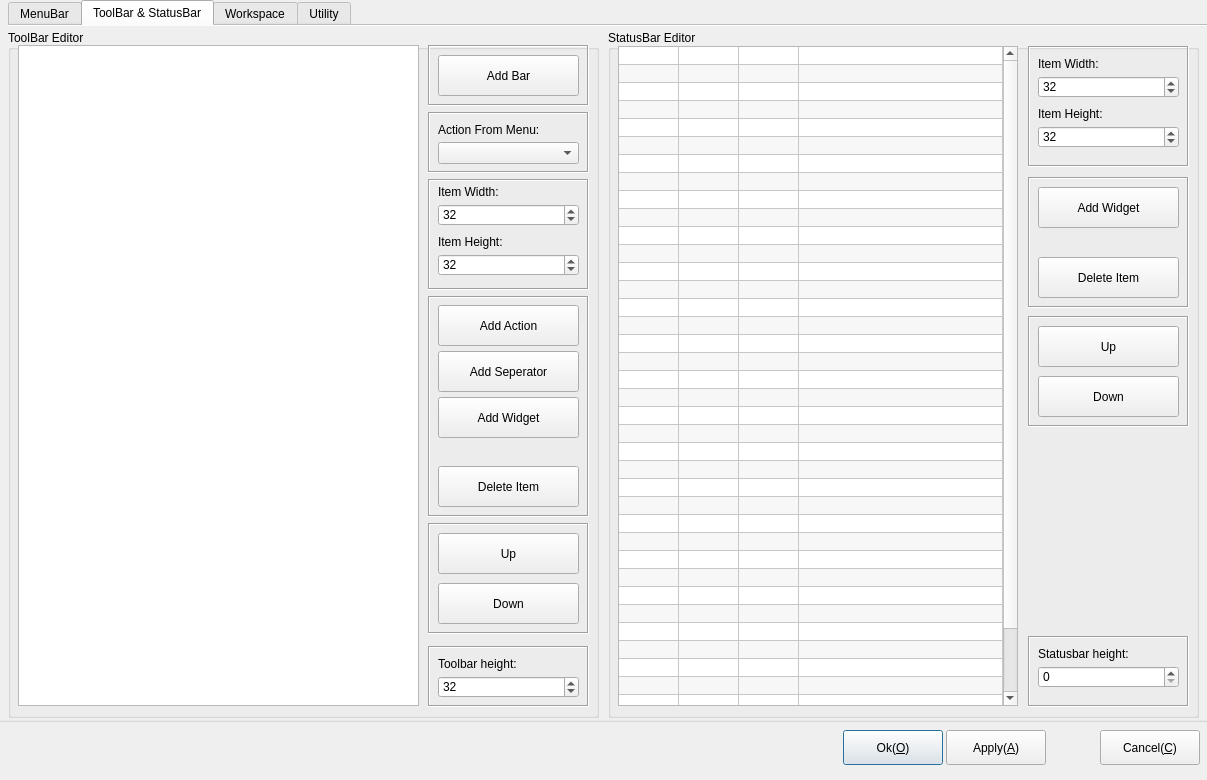
Qt form src/QCPF_Plugins/QCPF_ViewEditor/ViewEditor.ui (Jamie-tong/QCPFrame) before a commit.
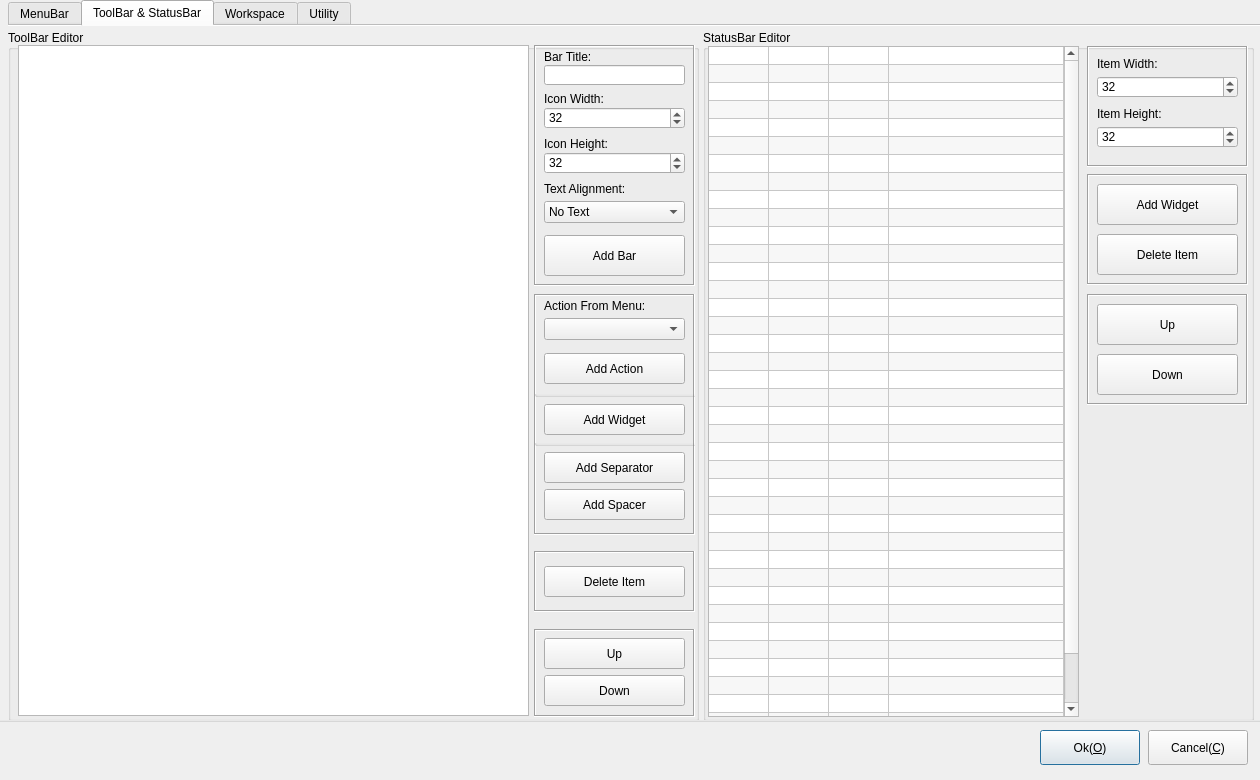
The same form after that commit. Icons and pictures are not drawn.

Commit message: update core to 1.0.0.4 and view model to 1.0.0.5, details is in Update Log.docx

```diff
--- a/src/QCPF_Plugins/QCPF_ViewEditor/ViewEditor.ui
+++ b/src/QCPF_Plugins/QCPF_ViewEditor/ViewEditor.ui
@@ -6,7 +6,7 @@
    <rect>
     <x>0</x>
     <y>0</y>
-    <width>1207</width>
+    <width>1260</width>
     <height>780</height>
    </rect>
   </property>
@@ -23,7 +23,7 @@
   <widget class="QPushButton" name="btnOk">
    <property name="geometry">
     <rect>
-     <x>843</x>
+     <x>1040</x>
      <y>730</y>
      <width>100</width>
      <height>35</height>
@@ -42,7 +42,7 @@
   <widget class="QPushButton" name="btnCancel">
    <property name="geometry">
     <rect>
-     <x>1100</x>
+     <x>1148</x>
      <y>730</y>
      <width>100</width>
      <height>35</height>
@@ -58,31 +58,12 @@
     <string>Cancel(&amp;C)</string>
    </property>
   </widget>
-  <widget class="QPushButton" name="btnApply">
-   <property name="geometry">
-    <rect>
-     <x>946</x>
-     <y>730</y>
-     <width>100</width>
-     <height>35</height>
-    </rect>
-   </property>
-   <property name="minimumSize">
-    <size>
-     <width>0</width>
-     <height>35</height>
-    </size>
-   </property>
-   <property name="text">
-    <string>Apply(&amp;A)</string>
-   </property>
-  </widget>
   <widget class="QTabWidget" name="tabWidget">
    <property name="geometry">
     <rect>
      <x>8</x>
      <y>0</y>
-     <width>1200</width>
+     <width>1261</width>
      <height>720</height>
     </rect>
    </property>
@@ -510,59 +491,20 @@
       <rect>
        <x>0</x>
        <y>4</y>
-       <width>591</width>
-       <height>688</height>
+       <width>691</width>
+       <height>691</height>
       </rect>
      </property>
      <property name="title">
       <string>ToolBar Editor</string>
      </property>
-     <widget class="QFrame" name="frame_8">
-      <property name="geometry">
-       <rect>
-        <x>420</x>
-        <y>82</y>
-        <width>161</width>
-        <height>61</height>
-       </rect>
-      </property>
-      <property name="frameShape">
-       <enum>QFrame::Box</enum>
-      </property>
-      <property name="frameShadow">
-       <enum>QFrame::Sunken</enum>
-      </property>
-      <widget class="QComboBox" name="cbActionFromMenu_Toolbar">
-       <property name="geometry">
-        <rect>
-         <x>10</x>
-         <y>30</y>
-         <width>141</width>
-         <height>22</height>
-        </rect>
-       </property>
-      </widget>
-      <widget class="QLabel" name="label_3">
-       <property name="geometry">
-        <rect>
-         <x>10</x>
-         <y>10</y>
-         <width>111</width>
-         <height>16</height>
-        </rect>
-       </property>
-       <property name="text">
-        <string>Action From Menu:</string>
-       </property>
-      </widget>
-     </widget>
      <widget class="QFrame" name="frame_7">
       <property name="geometry">
        <rect>
-        <x>420</x>
-        <y>266</y>
+        <x>526</x>
+        <y>264</y>
         <width>161</width>
-        <height>221</height>
+        <height>241</height>
        </rect>
       </property>
       <property name="frameShape">
@@ -571,194 +513,115 @@
       <property name="frameShadow">
        <enum>QFrame::Sunken</enum>
       </property>
+      <widget class="QPushButton" name="btnAddSeparator_Toolbar">
+       <property name="geometry">
+        <rect>
+         <x>10</x>
+         <y>158</y>
+         <width>141</width>
+         <height>31</height>
+        </rect>
+       </property>
+       <property name="text">
+        <string>Add Separator</string>
+       </property>
+      </widget>
+      <widget class="QPushButton" name="btnAddWidget_Toolbar">
+       <property name="geometry">
+        <rect>
+         <x>10</x>
+         <y>110</y>
+         <width>141</width>
+         <height>31</height>
+        </rect>
+       </property>
+       <property name="text">
+        <string>Add Widget</string>
+       </property>
+      </widget>
       <widget class="QPushButton" name="btnAddAction_Toolbar">
        <property name="geometry">
         <rect>
          <x>10</x>
-         <y>9</y>
+         <y>59</y>
          <width>141</width>
-         <height>41</height>
+         <height>31</height>
         </rect>
        </property>
        <property name="text">
         <string>Add Action</string>
        </property>
       </widget>
-      <widget class="QPushButton" name="btnAddSeperator_Toolbar">
+      <widget class="QComboBox" name="cbActionFromMenu_Toolbar">
        <property name="geometry">
         <rect>
          <x>10</x>
-         <y>55</y>
+         <y>24</y>
          <width>141</width>
-         <height>41</height>
-        </rect>
-       </property>
-       <property name="text">
-        <string>Add Seperator</string>
-       </property>
-      </widget>
-      <widget class="QPushButton" name="btnDeleteItem_Toolbar">
-       <property name="geometry">
-        <rect>
-         <x>10</x>
-         <y>170</y>
-         <width>141</width>
-         <height>41</height>
-        </rect>
-       </property>
-       <property name="text">
-        <string>Delete Item</string>
-       </property>
-      </widget>
-      <widget class="QPushButton" name="btnAddWidget_Toolbar">
-       <property name="geometry">
-        <rect>
-         <x>10</x>
-         <y>101</y>
-         <width>141</width>
-         <height>41</height>
-        </rect>
-       </property>
-       <property name="text">
-        <string>Add Widget</string>
-       </property>
-      </widget>
-     </widget>
-     <widget class="QFrame" name="frame_9">
-      <property name="geometry">
-       <rect>
-        <x>420</x>
-        <y>616</y>
-        <width>161</width>
-        <height>61</height>
-       </rect>
-      </property>
-      <property name="frameShape">
-       <enum>QFrame::Box</enum>
-      </property>
-      <property name="frameShadow">
-       <enum>QFrame::Sunken</enum>
-      </property>
-      <widget class="QSpinBox" name="spanToolbarHight">
-       <property name="geometry">
-        <rect>
-         <x>10</x>
-         <y>30</y>
-         <width>141</width>
          <height>22</height>
         </rect>
        </property>
-       <property name="minimum">
-        <number>16</number>
-       </property>
-       <property name="maximum">
-        <number>128</number>
-       </property>
-       <property name="value">
-        <number>32</number>
-       </property>
       </widget>
-      <widget class="QLabel" name="label_4">
+      <widget class="QLabel" name="label_3">
        <property name="geometry">
         <rect>
          <x>10</x>
-         <y>10</y>
-         <width>101</width>
+         <y>4</y>
+         <width>111</width>
          <height>16</height>
         </rect>
        </property>
        <property name="text">
-        <string>Toolbar height:</string>
+        <string>Action From Menu:</string>
        </property>
       </widget>
-     </widget>
-     <widget class="QFrame" name="frame_10">
-      <property name="geometry">
-       <rect>
-        <x>420</x>
-        <y>149</y>
-        <width>161</width>
-        <height>111</height>
-       </rect>
-      </property>
-      <property name="frameShape">
-       <enum>QFrame::Box</enum>
-      </property>
-      <property name="frameShadow">
-       <enum>QFrame::Sunken</enum>
-      </property>
-      <widget class="QSpinBox" name="spanItemHeight_Toolbar">
+      <widget class="QPushButton" name="btnAddSpacer_Toolbar">
        <property name="geometry">
         <rect>
          <x>10</x>
-         <y>75</y>
+         <y>195</y>
          <width>141</width>
-         <height>22</height>
+         <height>31</height>
         </rect>
        </property>
-       <property name="minimum">
-        <number>16</number>
+       <property name="text">
+        <string>Add Spacer</string>
        </property>
-       <property name="maximum">
-        <number>128</number>
-       </property>
-       <property name="value">
-        <number>32</number>
-       </property>
       </widget>
-      <widget class="QSpinBox" name="spanItemWidth_Toolbar">
+      <widget class="QGroupBox" name="groupBox_5">
        <property name="geometry">
         <rect>
-         <x>10</x>
-         <y>25</y>
-         <width>141</width>
-         <height>22</height>
+         <x>0</x>
+         <y>100</y>
+         <width>180</width>
+         <height>3</height>
         </rect>
        </property>
-       <property name="minimum">
-        <number>16</number>
+       <property name="title">
+        <string/>
        </property>
-       <property name="maximum">
-        <number>128</number>
-       </property>
-       <property name="value">
-        <number>32</number>
-       </property>
       </widget>
-      <widget class="QLabel" name="label_5">
+      <widget class="QGroupBox" name="groupBox_6">
        <property name="geometry">
         <rect>
-         <x>10</x>
-         <y>5</y>
-         <width>101</width>
-         <height>16</height>
+         <x>0</x>
+         <y>149</y>
+         <width>180</width>
+         <height>3</height>
         </rect>
        </property>
-       <property name="text">
-        <string>Item Width:</string>
-       </property>
-      </widget>
-      <widget class="QLabel" name="label_6">
-       <property name="geometry">
-        <rect>
-         <x>10</x>
-         <y>55</y>
-         <width>101</width>
-         <height>16</height>
-        </rect>
-       </property>
-       <property name="text">
-        <string>Item Height:</string>
+       <property name="title">
+        <string/>
        </property>
       </widget>
      </widget>
      <widget class="QFrame" name="frame_15">
       <property name="geometry">
        <rect>
-        <x>420</x>
-        <y>493</y>
+        <x>526</x>
+        <y>599</y>
         <width>161</width>
-        <height>111</height>
+        <height>88</height>
        </rect>
       </property>
       <property name="frameShape">
@@ -771,9 +634,9 @@
        <property name="geometry">
         <rect>
          <x>10</x>
-         <y>60</y>
+         <y>46</y>
          <width>141</width>
-         <height>41</height>
+         <height>31</height>
         </rect>
        </property>
        <property name="text">
@@ -784,9 +647,9 @@
        <property name="geometry">
         <rect>
          <x>10</x>
-         <y>10</y>
+         <y>9</y>
          <width>141</width>
-         <height>41</height>
+         <height>31</height>
         </rect>
        </property>
        <property name="text">
@@ -799,8 +662,8 @@
        <rect>
         <x>10</x>
         <y>15</y>
-        <width>401</width>
-        <height>661</height>
+        <width>511</width>
+        <height>671</height>
        </rect>
       </property>
       <property name="midLineWidth">
@@ -827,10 +690,10 @@
      <widget class="QFrame" name="frame_11">
       <property name="geometry">
        <rect>
-        <x>420</x>
+        <x>526</x>
         <y>15</y>
         <width>161</width>
-        <height>61</height>
+        <height>241</height>
        </rect>
       </property>
       <property name="frameShape">
@@ -843,7 +706,7 @@
        <property name="geometry">
         <rect>
          <x>10</x>
-         <y>10</y>
+         <y>190</y>
          <width>141</width>
          <height>41</height>
         </rect>
@@ -852,15 +715,169 @@
         <string>Add Bar</string>
        </property>
       </widget>
+      <widget class="QLineEdit" name="txtBarTitle">
+       <property name="geometry">
+        <rect>
+         <x>10</x>
+         <y>20</y>
+         <width>141</width>
+         <height>20</height>
+        </rect>
+       </property>
+      </widget>
+      <widget class="QLabel" name="label_7">
+       <property name="geometry">
+        <rect>
+         <x>10</x>
+         <y>4</y>
+         <width>101</width>
+         <height>16</height>
+        </rect>
+       </property>
+       <property name="text">
+        <string>Bar Title:</string>
+       </property>
+      </widget>
+      <widget class="QLabel" name="label_5">
+       <property name="geometry">
+        <rect>
+         <x>10</x>
+         <y>46</y>
+         <width>101</width>
+         <height>16</height>
+        </rect>
+       </property>
+       <property name="text">
+        <string>Icon Width:</string>
+       </property>
+      </widget>
+      <widget class="QSpinBox" name="spanIconWidth_Toolbar">
+       <property name="geometry">
+        <rect>
+         <x>10</x>
+         <y>62</y>
+         <width>141</width>
+         <height>22</height>
+        </rect>
+       </property>
+       <property name="minimum">
+        <number>16</number>
+       </property>
+       <property name="maximum">
+        <number>128</number>
+       </property>
+       <property name="value">
+        <number>32</number>
+       </property>
+      </widget>
+      <widget class="QSpinBox" name="spanIconHeight_Toolbar">
+       <property name="geometry">
+        <rect>
+         <x>10</x>
+         <y>107</y>
+         <width>141</width>
+         <height>22</height>
+        </rect>
+       </property>
+       <property name="minimum">
+        <number>16</number>
+       </property>
+       <property name="maximum">
+        <number>128</number>
+       </property>
+       <property name="value">
+        <number>32</number>
+       </property>
+      </widget>
+      <widget class="QLabel" name="label_6">
+       <property name="geometry">
+        <rect>
+         <x>10</x>
+         <y>91</y>
+         <width>101</width>
+         <height>16</height>
+        </rect>
+       </property>
+       <property name="text">
+        <string>Icon Height:</string>
+       </property>
+      </widget>
+      <widget class="QComboBox" name="cbToolStritItemTextAlignment">
+       <property name="geometry">
+        <rect>
+         <x>10</x>
+         <y>156</y>
+         <width>141</width>
+         <height>22</height>
+        </rect>
+       </property>
+       <item>
+        <property name="text">
+         <string>No Text</string>
+        </property>
+       </item>
+       <item>
+        <property name="text">
+         <string>Text Beside Icon</string>
+        </property>
+       </item>
+       <item>
+        <property name="text">
+         <string>Text Under Icon</string>
+        </property>
+       </item>
+      </widget>
+      <widget class="QLabel" name="label_12">
+       <property name="geometry">
+        <rect>
+         <x>10</x>
+         <y>136</y>
+         <width>111</width>
+         <height>16</height>
+        </rect>
+       </property>
+       <property name="text">
+        <string>Text Alignment:</string>
+       </property>
+      </widget>
+     </widget>
+     <widget class="QFrame" name="frame_17">
+      <property name="geometry">
+       <rect>
+        <x>526</x>
+        <y>521</y>
+        <width>161</width>
+        <height>61</height>
+       </rect>
+      </property>
+      <property name="frameShape">
+       <enum>QFrame::Box</enum>
+      </property>
+      <property name="frameShadow">
+       <enum>QFrame::Sunken</enum>
+      </property>
+      <widget class="QPushButton" name="btnDeleteItem_Toolbar">
+       <property name="geometry">
+        <rect>
+         <x>10</x>
+         <y>15</y>
+         <width>141</width>
+         <height>31</height>
+        </rect>
+       </property>
+       <property name="text">
+        <string>Delete Item</string>
+       </property>
+      </widget>
      </widget>
     </widget>
     <widget class="QGroupBox" name="groupBox_4">
      <property name="geometry">
       <rect>
-       <x>600</x>
+       <x>695</x>
        <y>4</y>
-       <width>591</width>
-       <height>688</height>
+       <width>551</width>
+       <height>691</height>
       </rect>
      </property>
      <property name="title">
@@ -869,10 +886,10 @@
      <widget class="QFrame" name="frame_12">
       <property name="geometry">
        <rect>
-        <x>420</x>
-        <y>147</y>
+        <x>384</x>
+        <y>144</y>
         <width>161</width>
-        <height>131</height>
+        <height>111</height>
        </rect>
       </property>
       <property name="frameShape">
@@ -885,7 +902,7 @@
        <property name="geometry">
         <rect>
          <x>10</x>
-         <y>80</y>
+         <y>60</y>
          <width>141</width>
          <height>41</height>
         </rect>
@@ -908,49 +925,10 @@
        </property>
       </widget>
      </widget>
-     <widget class="QFrame" name="frame_13">
-      <property name="geometry">
-       <rect>
-        <x>420</x>
-        <y>606</y>
-        <width>161</width>
-        <height>71</height>
-       </rect>
-      </property>
-      <property name="frameShape">
-       <enum>QFrame::Box</enum>
-      </property>
-      <property name="frameShadow">
-       <enum>QFrame::Sunken</enum>
-      </property>
-      <widget class="QSpinBox" name="spanStatusbarHeight">
-       <property name="geometry">
-        <rect>
-         <x>10</x>
-         <y>30</y>
-         <width>141</width>
-         <height>22</height>
-        </rect>
-       </property>
-      </widget>
-      <widget class="QLabel" name="label_9">
-       <property name="geometry">
-        <rect>
-         <x>10</x>
-         <y>10</y>
-         <width>101</width>
-         <height>16</height>
-        </rect>
-       </property>
-       <property name="text">
-        <string>Statusbar height:</string>
-       </property>
-      </widget>
-     </widget>
      <widget class="QFrame" name="frame_14">
       <property name="geometry">
        <rect>
-        <x>420</x>
+        <x>384</x>
         <y>16</y>
         <width>161</width>
         <height>121</height>
@@ -1030,10 +1008,10 @@
      <widget class="QTableWidget" name="tableStatusbarEditer">
       <property name="geometry">
        <rect>
-        <x>10</x>
+        <x>5</x>
         <y>16</y>
-        <width>400</width>
-        <height>660</height>
+        <width>371</width>
+        <height>671</height>
        </rect>
       </property>
       <property name="mouseTracking">
@@ -1162,8 +1140,8 @@
      <widget class="QFrame" name="frame_16">
       <property name="geometry">
        <rect>
-        <x>420</x>
-        <y>286</y>
+        <x>384</x>
+        <y>264</y>
         <width>161</width>
         <height>111</height>
        </rect>
```
Left out of the diff: 59 changed lines with no effect on the pictures. The commit also changes 481 other files.
